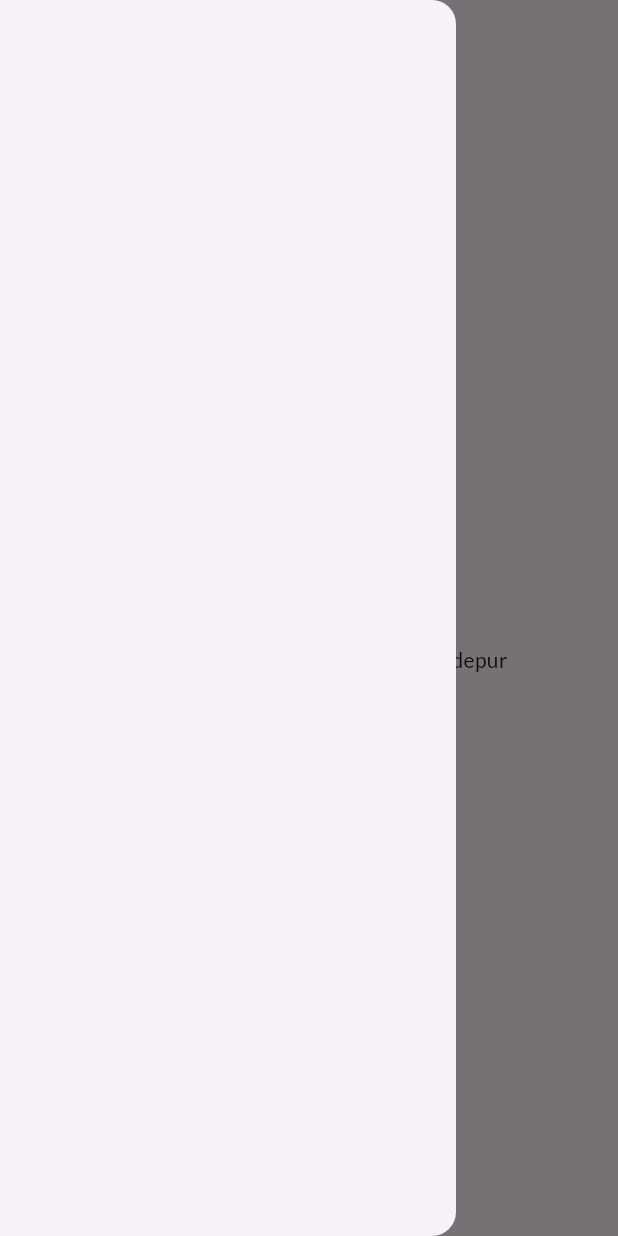
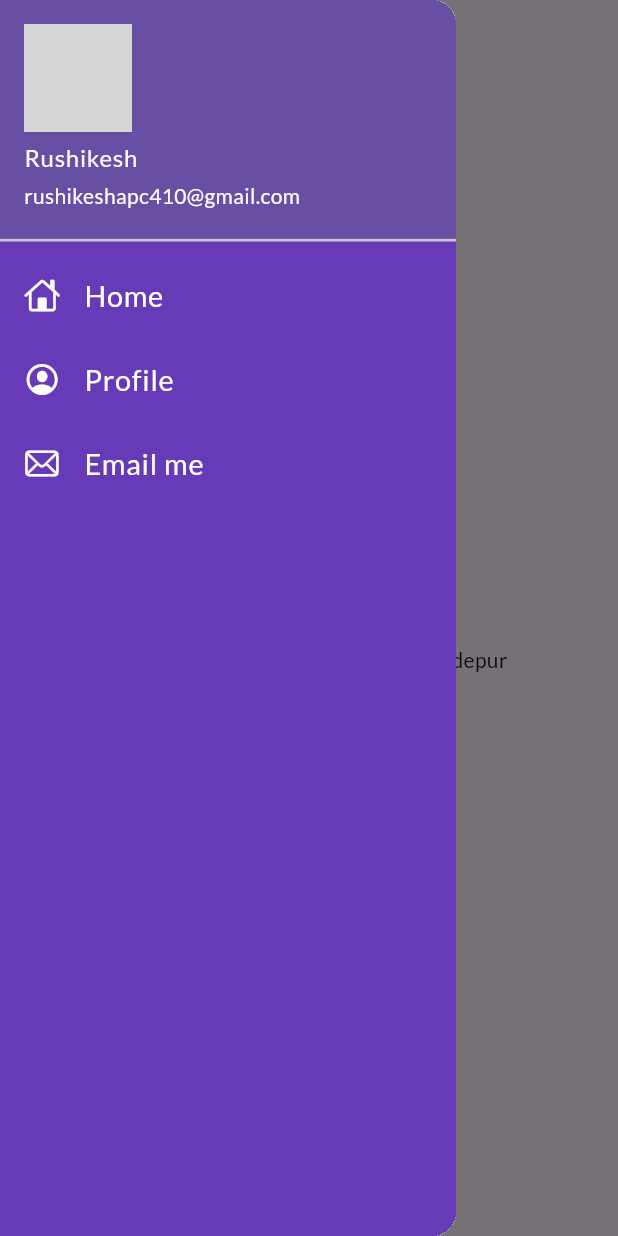
Before and after one commit to rushi055/Flutter30days, a Flutter app: the HomePage screen opened by its route, with the side drawer open, on a phone screen of 412 x 824 dp. Run offline on Flutter 3.47's test engine with Material 3 defaults, Android fonts, the phone set to English and light mode, and no system bars; our stand-ins replace google_fonts; network calls fail; grey boxes are pictures that could not be loaded.

Commit message:
Day 8 completed

```diff
--- a/lib/pages/home_page.dart
+++ b/lib/pages/home_page.dart
@@ -1,4 +1,6 @@
 import 'package:flutter/material.dart';
+import 'package:flutter_catalog/widgets/drawer.dart';
+
 
 class HomePage extends StatelessWidget {
   final int days = 30;
@@ -14,7 +16,7 @@ class HomePage extends StatelessWidget {
           child: Text("Welcome to $days days of flutter by $name"),
         ),
       ),
-      drawer: Drawer(),
+      drawer: MyDrawer(),
     );
   }
 }
--- /dev/null
+++ b/lib/widgets/drawer.dart
@@ -0,0 +1,72 @@
+import 'package:flutter/cupertino.dart';
+import 'package:flutter/material.dart';
+
+class MyDrawer extends StatelessWidget {
+  const MyDrawer({super.key});
+
+  @override
+  Widget build(BuildContext context) {
+    final imageUrl =
+        "https://img.freepik.com/premium-photo/beautiful-landscape-with-mountains-lake_743855-12865.jpg?size=626&ext=jpg";
+    return Drawer(
+      child: Container(
+        color: Colors.deepPurple,
+        child: ListView(
+          padding: EdgeInsets.zero,
+          children: [
+            DrawerHeader(
+              padding: EdgeInsets.zero,
+              child: UserAccountsDrawerHeader(
+                margin: EdgeInsets.zero,
+                accountName: Text("Rushikesh"),
+                accountEmail: Text("rushikeshapc410@gmail.com"),
+                currentAccountPicture: CircleAvatar(
+                  backgroundImage: NetworkImage(imageUrl),
+                ),
+              ),
+            ),
+            ListTile(
+              leading: Icon(
+                CupertinoIcons.home,
+                color: Colors.white,
+              ),
+              title: Text(
+                "Home",
+                textScaleFactor: 1.2,
+                style: TextStyle(
+                  color: Colors.white,
+                ),
+              ),
+            ),
+            ListTile(
+              leading: Icon(
+                CupertinoIcons.profile_circled,
+                color: Colors.white,
+              ),
+              title: Text(
+                "Profile",
+                textScaleFactor: 1.2,
+                style: TextStyle(
+                  color: Colors.white,
+                ),
+              ),
+            ),
+            ListTile(
+              leading: Icon(
+                CupertinoIcons.mail,
+                color: Colors.white,
+              ),
+              title: Text(
+                "Email me",
+                textScaleFactor: 1.2,
+                style: TextStyle(
+                  color: Colors.white,
+                ),
+              ),
+            )
+          ],
+        ),
+      ),
+    );
+  }
+}
```
